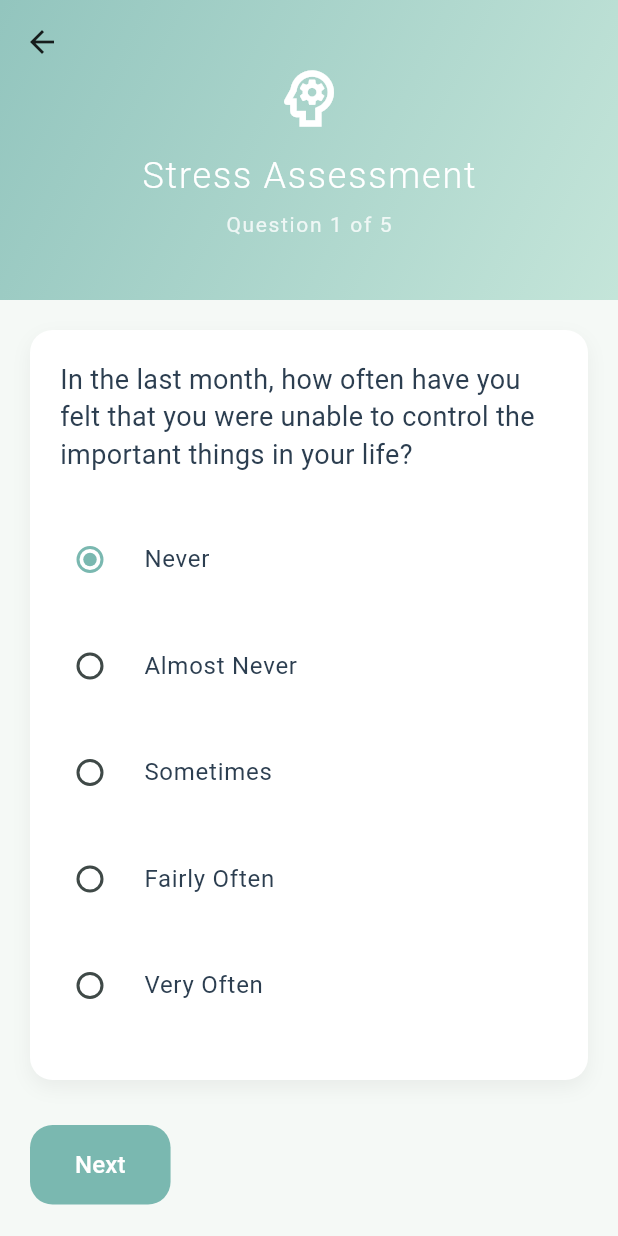
After one commit to drLite35/serenity-app, a Flutter app: the PSSQuestionnaireScreen screen opened by its route, on a phone screen of 412 x 824 dp. The commit adds this screen. Run offline on Flutter 3.47's test engine with Material 3 defaults, Android fonts, the phone set to English and light mode, and no system bars; our stand-ins replace shared_preferences; accounts and stored records are empty; Roboto replaces fonts that are missing (Poppins).

Commit message:
Add PSS questionnaire screen and update navigation flow

```diff
--- /dev/null
+++ b/lib/screens/pss_questionnaire_screen.dart
@@ -0,0 +1,505 @@
+import 'package:flutter/material.dart';
+import 'package:shared_preferences/shared_preferences.dart';
+
+class PSSQuestionnaireScreen extends StatefulWidget {
+  const PSSQuestionnaireScreen({super.key});
+
+  @override
+  State<PSSQuestionnaireScreen> createState() => _PSSQuestionnaireScreenState();
+}
+
+class _PSSQuestionnaireScreenState extends State<PSSQuestionnaireScreen> with SingleTickerProviderStateMixin {
+  late AnimationController _animationController;
+  late Animation<double> _fadeAnimation;
+  late Animation<Offset> _slideAnimation;
+  bool _isLoading = false;
+  int _currentQuestionIndex = 0;
+  List<int> _answers = List.filled(5, 0);
+
+  final List<Map<String, dynamic>> _questions = [
+    {
+      'question': 'In the last month, how often have you felt that you were unable to control the important things in your life?',
+      'options': ['Never', 'Almost Never', 'Sometimes', 'Fairly Often', 'Very Often'],
+    },
+    {
+      'question': 'In the last month, how often have you felt confident about your ability to handle your personal problems?',
+      'options': ['Never', 'Almost Never', 'Sometimes', 'Fairly Often', 'Very Often'],
+      'isReversed': true,
+    },
+    {
+      'question': 'In the last month, how often have you felt that things were going your way?',
+      'options': ['Never', 'Almost Never', 'Sometimes', 'Fairly Often', 'Very Often'],
+      'isReversed': true,
+    },
+    {
+      'question': 'In the last month, how often have you felt difficulties were piling up so high that you could not overcome them?',
+      'options': ['Never', 'Almost Never', 'Sometimes', 'Fairly Often', 'Very Often'],
+    },
+    {
+      'question': 'In the last month, how often have you felt nervous and stressed?',
+      'options': ['Never', 'Almost Never', 'Sometimes', 'Fairly Often', 'Very Often'],
+    },
+  ];
+
+  @override
+  void initState() {
+    super.initState();
+    _animationController = AnimationController(
+      duration: const Duration(milliseconds: 800),
+      vsync: this,
+    );
+
+    _fadeAnimation = Tween<double>(begin: 0.0, end: 1.0).animate(
+      CurvedAnimation(
+        parent: _animationController,
+        curve: Curves.easeInOut,
+      ),
+    );
+
+    _slideAnimation = Tween<Offset>(
+      begin: const Offset(0, 0.1),
+      end: Offset.zero,
+    ).animate(
+      CurvedAnimation(
+        parent: _animationController,
+        curve: Curves.easeOutBack,
+      ),
+    );
+
+    _animationController.forward();
+  }
+
+  @override
+  void dispose() {
+    _animationController.dispose();
+    super.dispose();
+  }
+
+  int _calculateTotalScore() {
+    int total = 0;
+    for (int i = 0; i < _answers.length; i++) {
+      if (_questions[i]['isReversed'] == true) {
+        total += (4 - _answers[i]);
+      } else {
+        total += _answers[i];
+      }
+    }
+    return total;
+  }
+
+  String _getStressLevel(int score) {
+    if (score <= 13) return 'Low Stress';
+    if (score <= 26) return 'Moderate Stress';
+    return 'High Stress';
+  }
+
+  String _getStressDescription(int score) {
+    if (score <= 13) {
+      return 'You are experiencing low levels of stress. This is generally considered a healthy range. Continue practicing stress management techniques to maintain this level.';
+    } else if (score <= 26) {
+      return 'You are experiencing moderate levels of stress. This is common and manageable. Consider incorporating more stress-reduction activities into your routine.';
+    } else {
+      return 'You are experiencing high levels of stress. It may be helpful to seek additional support and implement stress management strategies. Consider consulting with a healthcare professional.';
+    }
+  }
+
+  Future<void> _saveResults() async {
+    setState(() => _isLoading = true);
+
+    try {
+      final prefs = await SharedPreferences.getInstance();
+      final totalScore = _calculateTotalScore();
+      await prefs.setInt('pssScore', totalScore);
+      await prefs.setString('pssLevel', _getStressLevel(totalScore));
+      await prefs.setString('pssDate', DateTime.now().toIso8601String());
+
+      if (mounted) {
+        Navigator.pushReplacement(
+          context,
+          MaterialPageRoute(
+            builder: (context) => PSSResultsScreen(
+              score: totalScore,
+              level: _getStressLevel(totalScore),
+              description: _getStressDescription(totalScore),
+            ),
+          ),
+        );
+      }
+    } catch (e) {
+      if (mounted) {
+        ScaffoldMessenger.of(context).showSnackBar(
+          SnackBar(
+            content: Text('Error saving results: $e'),
+            backgroundColor: Colors.red[300],
+          ),
+        );
+      }
+    } finally {
+      if (mounted) {
+        setState(() => _isLoading = false);
+      }
+    }
+  }
+
+  @override
+  Widget build(BuildContext context) {
+    return Scaffold(
+      backgroundColor: const Color(0xFFF5F9F6),
+      body: CustomScrollView(
+        slivers: [
+          SliverAppBar(
+            expandedHeight: 200,
+            backgroundColor: Colors.transparent,
+            elevation: 0,
+            flexibleSpace: FlexibleSpaceBar(
+              background: Container(
+                decoration: BoxDecoration(
+                  gradient: LinearGradient(
+                    begin: Alignment.topLeft,
+                    end: Alignment.bottomRight,
+                    colors: [
+                      const Color(0xFF7AB8B0).withOpacity(0.8),
+                      const Color(0xFFB8E0D2).withOpacity(0.8),
+                    ],
+                  ),
+                ),
+                child: Center(
+                  child: Column(
+                    mainAxisAlignment: MainAxisAlignment.center,
+                    children: [
+                      const Icon(
+                        Icons.psychology_outlined,
+                        size: 50,
+                        color: Colors.white,
+                      ),
+                      const SizedBox(height: 10),
+                      const Text(
+                        'Stress Assessment',
+                        style: TextStyle(
+                          color: Colors.white,
+                          fontSize: 24,
+                          fontWeight: FontWeight.w300,
+                          letterSpacing: 1.2,
+                        ),
+                      ),
+                      const SizedBox(height: 5),
+                      Text(
+                        'Question ${_currentQuestionIndex + 1} of ${_questions.length}',
+                        style: TextStyle(
+                          color: Colors.white.withOpacity(0.8),
+                          fontSize: 14,
+                          letterSpacing: 1.1,
+                        ),
+                      ),
+                    ],
+                  ),
+                ),
+              ),
+            ),
+          ),
+          SliverToBoxAdapter(
+            child: Padding(
+              padding: const EdgeInsets.all(20),
+              child: SlideTransition(
+                position: _slideAnimation,
+                child: FadeTransition(
+                  opacity: _fadeAnimation,
+                  child: Column(
+                    crossAxisAlignment: CrossAxisAlignment.stretch,
+                    children: [
+                      Container(
+                        padding: const EdgeInsets.all(20),
+                        decoration: BoxDecoration(
+                          color: Colors.white,
+                          borderRadius: BorderRadius.circular(15),
+                          boxShadow: [
+                            BoxShadow(
+                              color: Colors.black.withOpacity(0.05),
+                              blurRadius: 10,
+                              offset: const Offset(0, 5),
+                            ),
+                          ],
+                        ),
+                        child: Column(
+                          crossAxisAlignment: CrossAxisAlignment.start,
+                          children: [
+                            Text(
+                              _questions[_currentQuestionIndex]['question'],
+                              style: const TextStyle(
+                                fontSize: 18,
+                                color: Color(0xFF2C3E50),
+                                height: 1.4,
+                              ),
+                            ),
+                            const SizedBox(height: 30),
+                            ...List.generate(5, (index) {
+                              return Padding(
+                                padding: const EdgeInsets.only(bottom: 15),
+                                child: RadioListTile<int>(
+                                  title: Text(
+                                    _questions[_currentQuestionIndex]['options'][index],
+                                    style: const TextStyle(
+                                      color: Color(0xFF2C3E50),
+                                    ),
+                                  ),
+                                  value: index,
+                                  groupValue: _answers[_currentQuestionIndex],
+                                  onChanged: (value) {
+                                    setState(() {
+                                      _answers[_currentQuestionIndex] = value!;
+                                    });
+                                  },
+                                  activeColor: const Color(0xFF7AB8B0),
+                                  contentPadding: EdgeInsets.zero,
+                                ),
+                              );
+                            }),
+                          ],
+                        ),
+                      ),
+                      const SizedBox(height: 30),
+                      Row(
+                        mainAxisAlignment: MainAxisAlignment.spaceBetween,
+                        children: [
+                          if (_currentQuestionIndex > 0)
+                            ElevatedButton(
+                              onPressed: () {
+                                setState(() {
+                                  _currentQuestionIndex--;
+                                  _animationController.reset();
+                                  _animationController.forward();
+                                });
+                              },
+                              style: ElevatedButton.styleFrom(
+                                backgroundColor: Colors.white,
+                                padding: const EdgeInsets.symmetric(
+                                  horizontal: 30,
+                                  vertical: 15,
+                                ),
+                                shape: RoundedRectangleBorder(
+                                  borderRadius: BorderRadius.circular(15),
+                                ),
+                                elevation: 0,
+                              ),
+                              child: const Text(
+                                'Previous',
+                                style: TextStyle(
+                                  color: Color(0xFF7AB8B0),
+                                  fontSize: 16,
+                                ),
+                              ),
+                            ),
+                          if (_currentQuestionIndex < _questions.length - 1)
+                            ElevatedButton(
+                              onPressed: () {
+                                setState(() {
+                                  _currentQuestionIndex++;
+                                  _animationController.reset();
+                                  _animationController.forward();
+                                });
+                              },
+                              style: ElevatedButton.styleFrom(
+                                backgroundColor: const Color(0xFF7AB8B0),
+                                padding: const EdgeInsets.symmetric(
+                                  horizontal: 30,
+                                  vertical: 15,
+                                ),
+                                shape: RoundedRectangleBorder(
+                                  borderRadius: BorderRadius.circular(15),
+                                ),
+                                elevation: 0,
+                              ),
+                              child: const Text(
+                                'Next',
+                                style: TextStyle(
+                                  color: Colors.white,
+                                  fontSize: 16,
+                                ),
+                              ),
+                            )
+                          else
+                            ElevatedButton(
+                              onPressed: _isLoading ? null : _saveResults,
+                              style: ElevatedButton.styleFrom(
+                                backgroundColor: const Color(0xFF7AB8B0),
+                                padding: const EdgeInsets.symmetric(
+                                  horizontal: 30,
+                                  vertical: 15,
+                                ),
+                                shape: RoundedRectangleBorder(
+                                  borderRadius: BorderRadius.circular(15),
+                                ),
+                                elevation: 0,
+                              ),
+                              child: _isLoading
+                                  ? const SizedBox(
+                                      height: 20,
+                                      width: 20,
+                                      child: CircularProgressIndicator(
+                                        color: Colors.white,
+                                        strokeWidth: 2,
+                                      ),
+                                    )
+                                  : const Text(
+                                      'Submit',
+                                      style: TextStyle(
+                                        color: Colors.white,
+                                        fontSize: 16,
+                                      ),
+                                    ),
+                            ),
+                        ],
+                      ),
+                    ],
+                  ),
+                ),
+              ),
+            ),
+          ),
+        ],
+      ),
+    );
+  }
+}
+
+class PSSResultsScreen extends StatelessWidget {
+  final int score;
+  final String level;
+  final String description;
+
+  const PSSResultsScreen({
+    super.key,
+    required this.score,
+    required this.level,
+    required this.description,
+  });
+
+  @override
+  Widget build(BuildContext context) {
+    return Scaffold(
+      backgroundColor: const Color(0xFFF5F9F6),
+      body: CustomScrollView(
+        slivers: [
+          SliverAppBar(
+            expandedHeight: 200,
+            backgroundColor: Colors.transparent,
+            elevation: 0,
+            flexibleSpace: FlexibleSpaceBar(
+              background: Container(
+                decoration: BoxDecoration(
+                  gradient: LinearGradient(
+                    begin: Alignment.topLeft,
+                    end: Alignment.bottomRight,
+                    colors: [
+                      const Color(0xFF7AB8B0).withOpacity(0.8),
+                      const Color(0xFFB8E0D2).withOpacity(0.8),
+                    ],
+                  ),
+                ),
+                child: Center(
+                  child: Column(
+                    mainAxisAlignment: MainAxisAlignment.center,
+                    children: [
+                      const Icon(
+                        Icons.analytics_outlined,
+                        size: 50,
+                        color: Colors.white,
+                      ),
+                      const SizedBox(height: 10),
+                      const Text(
+                        'Your Results',
+                        style: TextStyle(
+                          color: Colors.white,
+                          fontSize: 24,
+                          fontWeight: FontWeight.w300,
+                          letterSpacing: 1.2,
+                        ),
+                      ),
+                    ],
+                  ),
+                ),
+              ),
+            ),
+          ),
+          SliverToBoxAdapter(
+            child: Padding(
+              padding: const EdgeInsets.all(20),
+              child: Column(
+                crossAxisAlignment: CrossAxisAlignment.stretch,
+                children: [
+                  Container(
+                    padding: const EdgeInsets.all(20),
+                    decoration: BoxDecoration(
+                      color: Colors.white,
+                      borderRadius: BorderRadius.circular(15),
+                      boxShadow: [
+                        BoxShadow(
+                          color: Colors.black.withOpacity(0.05),
+                          blurRadius: 10,
+                          offset: const Offset(0, 5),
+                        ),
+                      ],
+                    ),
+                    child: Column(
+                      children: [
+                        Text(
+                          'PSS Score: $score',
+                          style: const TextStyle(
+                            fontSize: 28,
+                            color: Color(0xFF7AB8B0),
+                            fontWeight: FontWeight.bold,
+                          ),
+                        ),
+                        const SizedBox(height: 10),
+                        Text(
+                          level,
+                          style: const TextStyle(
+                            fontSize: 20,
+                            color: Color(0xFF2C3E50),
+                            fontWeight: FontWeight.w500,
+                          ),
+                        ),
+                        const SizedBox(height: 20),
+                        Text(
+                          description,
+                          style: const TextStyle(
+                            fontSize: 16,
+                            color: Color(0xFF2C3E50),
+                            height: 1.5,
+                          ),
+                          textAlign: TextAlign.center,
+                        ),
+                      ],
+                    ),
+                  ),
+                  const SizedBox(height: 30),
+                  ElevatedButton(
+                    onPressed: () {
+                      // TODO: Navigate to next screen
+                    },
+                    style: ElevatedButton.styleFrom(
+                      backgroundColor: const Color(0xFF7AB8B0),
+                      padding: const EdgeInsets.symmetric(vertical: 16),
+                      shape: RoundedRectangleBorder(
+                        borderRadius: BorderRadius.circular(15),
+                      ),
+                      elevation: 0,
+                    ),
+                    child: const Text(
+                      'Continue',
+                      style: TextStyle(
+                        fontSize: 18,
+                        color: Colors.white,
+                        letterSpacing: 1.2,
+                      ),
+                    ),
+                  ),
+                ],
+              ),
+            ),
+          ),
+        ],
+      ),
+    );
+  }
+}
```
Also changed, not shown: lib/main.dart (+9 -1 lines), lib/screens/user_info_screen.dart (+1 -7 lines).
